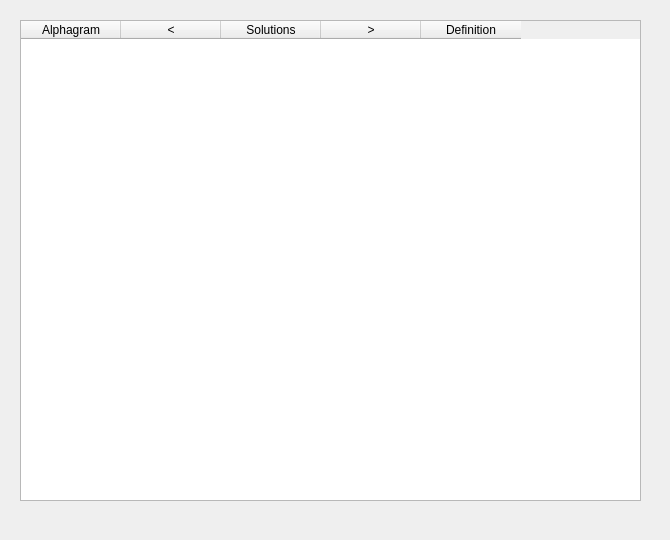
This is trunk/client/src/solutionsForm.ui in domino14/aerolithdesktop as Qt 5 draws it before an edit. The edited form follows.
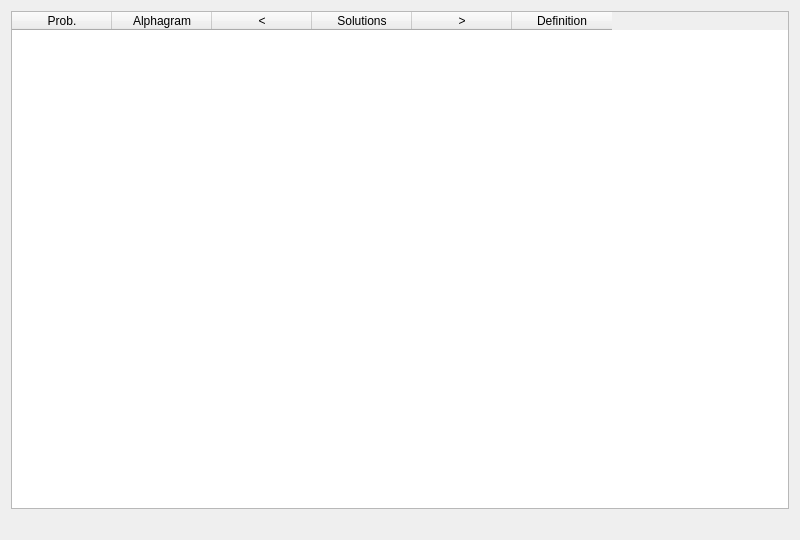
This is the edited form.

```diff
--- a/trunk/client/src/solutionsForm.ui
+++ b/trunk/client/src/solutionsForm.ui
@@ -5,34 +5,28 @@
    <rect>
     <x>0</x>
     <y>0</y>
-    <width>670</width>
+    <width>800</width>
     <height>540</height>
    </rect>
   </property>
   <property name="minimumSize" >
    <size>
-    <width>670</width>
+    <width>800</width>
     <height>540</height>
    </size>
   </property>
   <property name="maximumSize" >
    <size>
-    <width>670</width>
-    <height>540</height>
+    <width>10000</width>
+    <height>10000</height>
    </size>
   </property>
   <property name="windowTitle" >
    <string>Solutions</string>
   </property>
+  <layout class="QVBoxLayout" >
+   <item>
   <widget class="QTableWidget" name="solutionsTableWidget" >
-   <property name="geometry" >
-    <rect>
-     <x>20</x>
-     <y>20</y>
-     <width>621</width>
-     <height>481</height>
-    </rect>
-   </property>
    <property name="editTriggers" >
     <set>QAbstractItemView::NoEditTriggers</set>
    </property>
@@ -42,6 +36,11 @@
    <property name="showGrid" >
     <bool>false</bool>
    </property>
+     <column>
+      <property name="text" >
+       <string>Prob.</string>
+      </property>
+     </column>
    <column>
     <property name="text" >
      <string>Alphagram</string>
@@ -68,19 +67,15 @@
     </property>
    </column>
   </widget>
+   </item>
+   <item>
   <widget class="QLabel" name="solsLabel" >
-   <property name="geometry" >
-    <rect>
-     <x>20</x>
-     <y>510</y>
-     <width>621</width>
-     <height>16</height>
-    </rect>
-   </property>
    <property name="text" >
     <string/>
    </property>
   </widget>
+   </item>
+  </layout>
  </widget>
  <resources/>
  <connections/>
```
Lines whose indentation alone changed are shown as unchanged.
